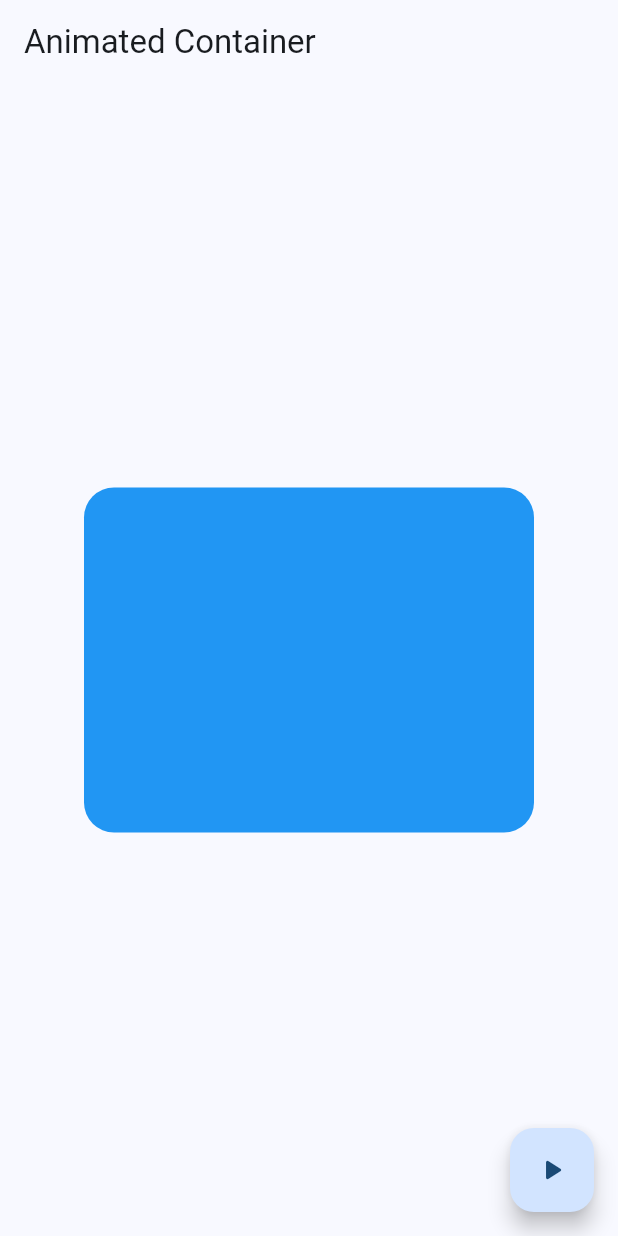
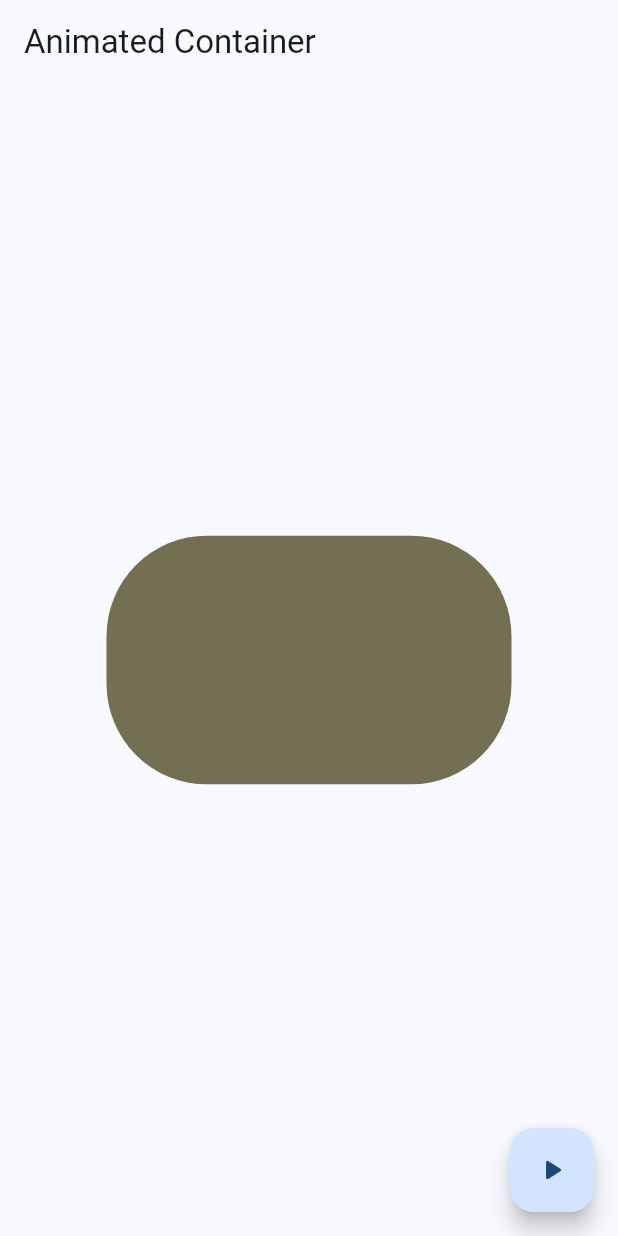
Before and after one commit to fisico-alienado/widgets-app-flutter, a Flutter app: the AnimatedScreen screen opened by its route, after a tap on the "play arrow" icon, on a phone screen of 412 x 824 dp. Run offline on Flutter 3.47's test engine with Material 2 defaults, Android fonts, the phone set to English and light mode, and no system bars; our stand-ins replace go_router.

Commit message:
Animar las propiedades del contenedor

```diff
--- a/lib/presentation/screens/animated/animated_screen.dart
+++ b/lib/presentation/screens/animated/animated_screen.dart
@@ -1,10 +1,41 @@
 import 'package:flutter/material.dart';
+import 'dart:math' show Random;
 
-class AnimatedScreen extends StatelessWidget {
+class AnimatedScreen extends StatefulWidget {
+  // ! Stateful en vez de Stateless porque asi tenemos un widget que puede mantener un estado (con estado nos referimos a las propiedades que queremos animar).
+  // ! Mejor solucion que utilizar un gestor de estado para esta funcionalidad, que sería otra opción
 
   static const name = 'animated_screen';
 
   const AnimatedScreen({super.key});
+
+  @override
+  State<AnimatedScreen> createState() => _AnimatedScreenState();
+}
+
+class _AnimatedScreenState extends State<AnimatedScreen> {
+
+  double width = 50;
+  double height = 50;
+  Color color = Colors.indigo;
+  double borderRadius = 10.0;
+
+  void changeShape() {
+
+    final random = Random();
+
+    width = random.nextInt(300) + 50.0;
+    height = random.nextDouble()*300 + 10;
+    color = Color.fromRGBO(
+      random.nextInt(255), // red
+      random.nextInt(255), // green
+      random.nextInt(255), // blue
+      1 // opacidad
+    );
+    borderRadius = random.nextInt(100) + 5.0;
+
+    setState(() {}); // ! FUNCION QUE ACTUALIZA LOS (stateful) WIDGETS, QUE REENDERIZA LOS WIDGETS de nuevo
+  }
 
   @override
   Widget build(BuildContext context) {
@@ -16,18 +47,18 @@ class AnimatedScreen extends StatelessWidget {
         child: AnimatedContainer(
           duration: const Duration(milliseconds: 400),
           curve: Curves.easeOutCubic,
-          width: 300,
-          height: 230,
+          width: width <= 0 ? 0 : width, // * Proteccion para que no de errores
+          height: height <= 0 ? 0 : height,
           decoration: BoxDecoration(
-            color: Colors.blue,
-            borderRadius: BorderRadius.circular(20)
+            color: color,
+            borderRadius: BorderRadius.circular(borderRadius < 0 ? 0 : borderRadius)
           ),
         ),
       ),
       floatingActionButton: FloatingActionButton(
         child: const Icon(Icons.play_arrow_rounded),
         onPressed: () {
-
+          changeShape();
         },
       ),
     );
```
